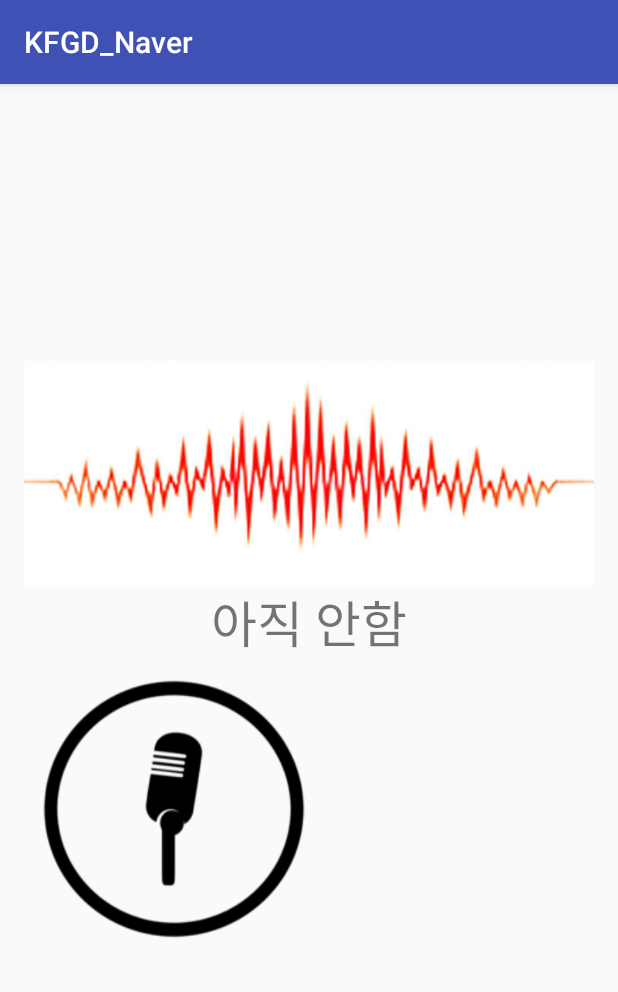
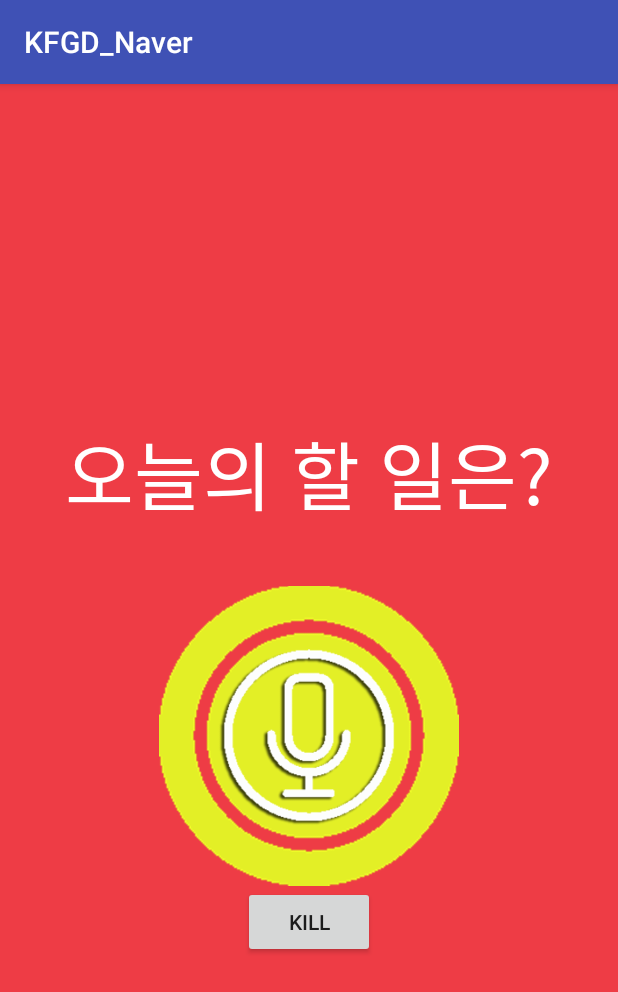
Before and after one commit to Jobless-King/VoiceAlarm, an Android app: the RunAlarm screen opened directly, with no data from a screen before it, on a phone screen of 412 x 824 dp. Shown: the top 992 px of the screen. Run offline under Robolectric (Android 15) with nearby library versions, the phone set to English and light mode, and no system bars.

Commit message:
Run Alarm ui etc
Run Alarm ui etc

```diff
--- a/app/src/main/AndroidManifest.xml
+++ b/app/src/main/AndroidManifest.xml
@@ -1,7 +1,7 @@
 <?xml version="1.0" encoding="utf-8"?>
 <manifest xmlns:android="http://schemas.android.com/apk/res/android"
     package="com.galaxy.voicealarm">
-
+    <uses-permission android:name="android.permission.VIBRATE"/>
     <application
         android:name=".VoiceAlarmApplication"
         android:allowBackup="true"
--- a/app/src/main/java/com/galaxy/voicealarm/RunAlarm.java
+++ b/app/src/main/java/com/galaxy/voicealarm/RunAlarm.java
@@ -1,21 +1,76 @@
 package com.galaxy.voicealarm;
 
+import android.content.Context;
 import android.content.Intent;
 import android.media.MediaPlayer;
 import android.os.Vibrator;
 import android.support.v7.app.AppCompatActivity;
 import android.os.Bundle;
 import android.view.View;
+import android.widget.Toast;
 
-public class RunAlarm extends AppCompatActivity {
+import com.naver.naverspeech.kfgd_naver.IManagerCommand;
+import com.naver.naverspeech.kfgd_naver.NaverSpeechManager;
+
+public class RunAlarm extends AppCompatActivity implements IManagerCommand {
+    NaverSpeechManager naverSpeechManager;
     private MediaPlayer mediaPlayer;
     private Vibrator vibrator;
+    private String[] voice;
     @Override
     protected void onCreate(Bundle savedInstanceState) {
         super.onCreate(savedInstanceState);
         setContentView(R.layout.activity_run_alarm);
 
-        mediaPlayer = new MediaPlayer()
+        //naverSpeechManager = NaverSpeechManager.CreateNaverSpeechManager(this, "54px6Qsc2zprZKsMMc4p");
+
+        mediaPlayer = MediaPlayer.create(getApplicationContext(), R.raw.escape);
+        mediaPlayer.setLooping(true);
+        mediaPlayer.start();
+        long[] pattern = { 0, 500, 200, 400, 100 };
+
+        vibrator = (Vibrator) getSystemService(Context.VIBRATOR_SERVICE);
+        vibrator.vibrate(pattern, 2);
+    }
+    @Override
+    public void clientReady() {}
+    @Override
+    public void audioRecording(short[] text) {}
+    @Override
+    public void partialResult(String partialText) {}
+    @Override
+    public void finalResult(String[] finalText) {
+        voice = finalText;
+    }
+    @Override
+    public void recognitionError(String errorText) {}
+    @Override
+    public void clientInactive() {
+
+    }
+    public void MicOn(View view){
+        if (!naverSpeechManager.getRecognizeState()) {
+            // Start button is pushed when SpeechRecognizer's state is inactive.
+            // Run SpeechRecongizer by calling recognize().
+
+            naverSpeechManager.startRecognize();
+        } else {
+            // This flow is occurred by pushing start button again
+            // when SpeechRecognizer is running.
+            // Because it means that a user wants to cancel speech
+            // recognition commonly, so call stop().
+
+            naverSpeechManager.stopRecognize();
+        }
+
+    }
+    public void Kill(){
+        mediaPlayer.stop();
+        vibrator.cancel();
+    }
+    @Override
+    public void onBackPressed(){
+        Toast.makeText(this, "안되 아니야 못꺼 자지마 일어나", Toast.LENGTH_SHORT).show();
     }
 
 
--- a/app/src/main/res/layout/activity_run_alarm.xml
+++ b/app/src/main/res/layout/activity_run_alarm.xml
@@ -9,28 +9,29 @@
     android:paddingTop="@dimen/activity_vertical_margin"
     android:orientation="vertical"
     android:gravity="center"
+    android:background="#EE3C45"
     android:layout_gravity="center"
     tools:context="com.galaxy.voicealarm.RunAlarm">
 
-    <ImageView
+    <TextView
         android:layout_width="match_parent"
         android:layout_height="150dp"
-        android:background="@drawable/soundline"
         android:gravity="center"
-        android:layout_gravity="center_vertical" />
+        android:text="오늘의 할 일은?"
+        android:textColor="#ffffff"
+        android:textSize="50dp"/>
 
-    <TextView
-        android:layout_width="match_parent"
-        android:layout_height="wrap_content"
-        android:gravity="center"
-        android:text="아직 안함"
-        android:textSize="50px"/>
-
-    <ImageView
+    <ImageButton
+        android:src="@drawable/mic"
+        android:background="@null"
+        android:scaleType="centerCrop"
         android:layout_width="200dp"
         android:layout_height="200dp"
-        android:background="@drawable/mic"
-        android:gravity="center"
-        android:layout_gravity="center_vertical" />
+        android:onClick="MicOn" />
+    <Button
+        android:layout_width="wrap_content"
+        android:layout_height="wrap_content"
+        android:text="Kill"
+        android:onClick="Kill"/>
 
 </LinearLayout>
```
Also changed, not shown: app/src/main/java/com/galaxy/voicealarm/AddAlarm.java (+9 -0 lines), app/src/main/res/drawable/mic.png, 1 other file.
